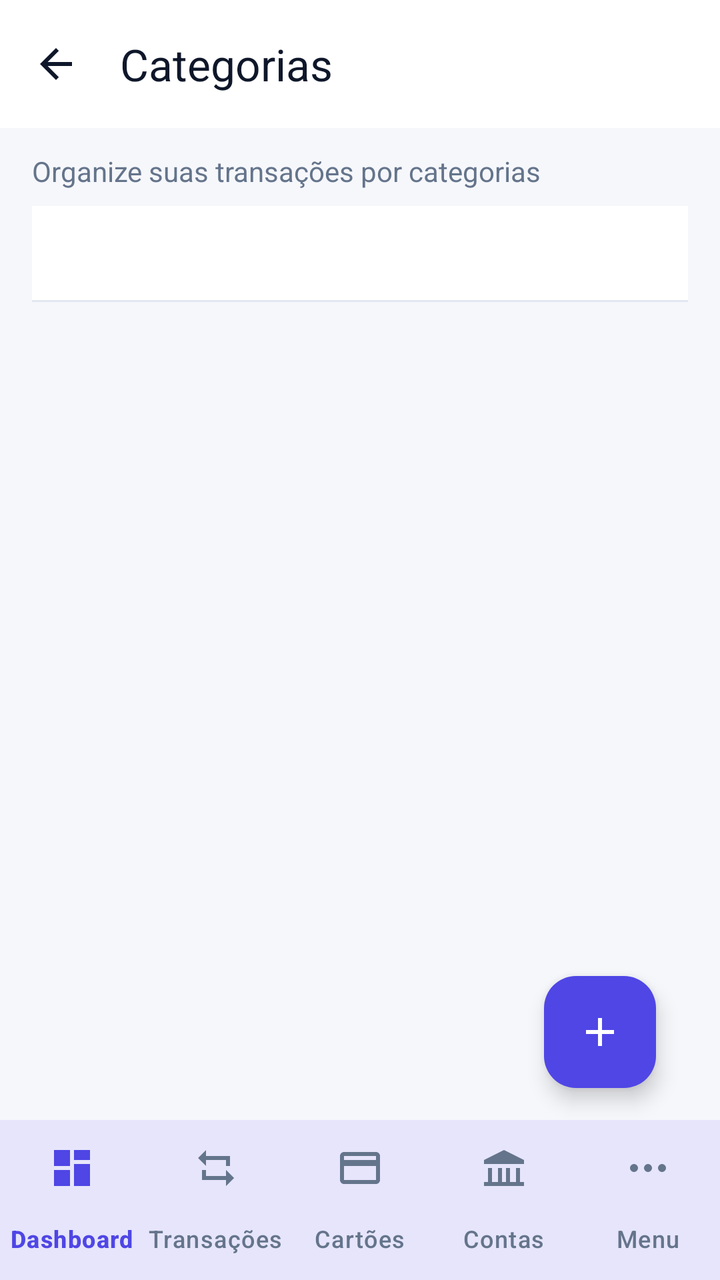
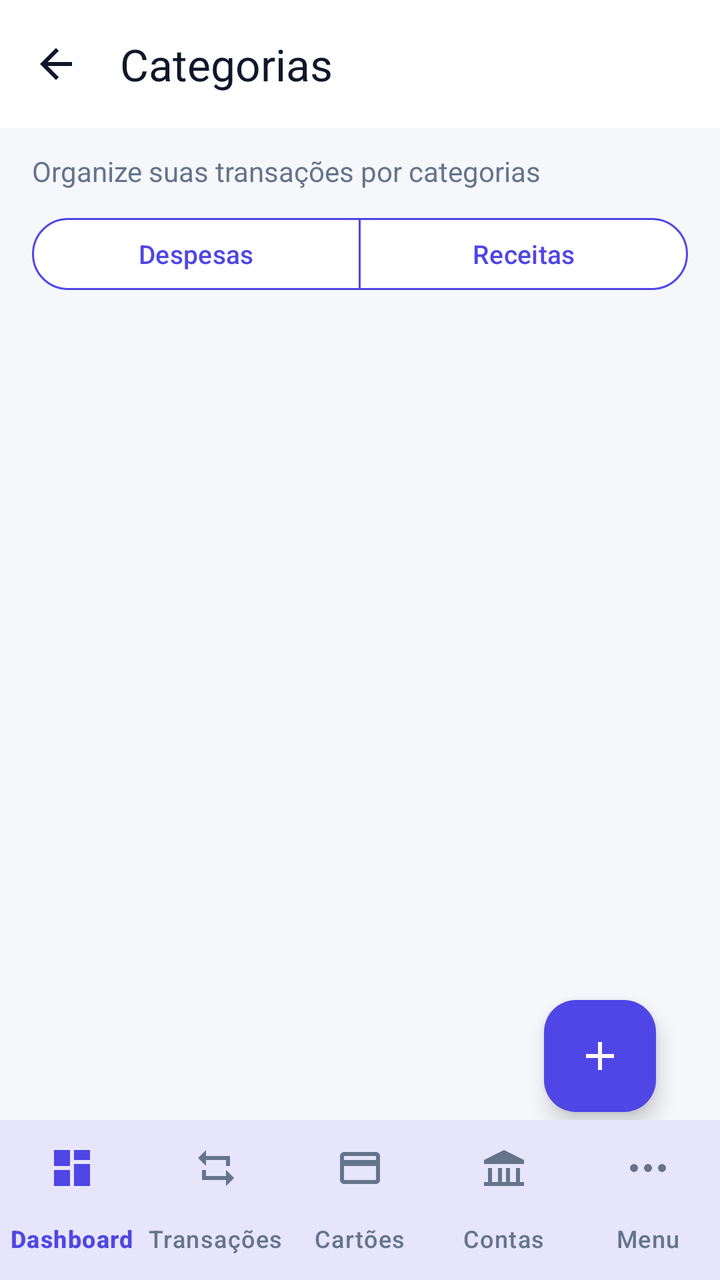

The first picture is an Android layout as it rendered before a commit; the second is the same layout after the commit. The layout source and the unified diff follow.
<!-- AndroidManifest.xml: activity theme Theme.Appfinanceiro -->
<!-- res/layout/activity_categories.xml -->
<?xml version="1.0" encoding="utf-8"?>
<LinearLayout xmlns:android="http://schemas.android.com/apk/res/android"
    xmlns:app="http://schemas.android.com/apk/res-auto"
    android:layout_width="match_parent"
    android:layout_height="match_parent"
    android:background="?android:attr/colorBackground"
    android:orientation="vertical">

    <com.google.android.material.appbar.MaterialToolbar
        android:id="@+id/toolbar"
        android:layout_width="match_parent"
        android:layout_height="?attr/actionBarSize"
        android:background="?attr/colorSurface"
        app:navigationContentDescription="@string/action_back"
        app:navigationIcon="@drawable/ic_arrow_back"
        app:navigationIconTint="?attr/colorOnSurface"
        app:title="@string/categories_title"
        app:titleTextColor="?attr/colorOnSurface" />

    <ProgressBar
        android:id="@+id/categoriesProgressBar"
        style="?android:attr/progressBarStyleHorizontal"
        android:layout_width="match_parent"
        android:layout_height="4dp"
        android:indeterminate="true"
        android:visibility="gone" />

    <LinearLayout
        android:layout_width="match_parent"
        android:layout_height="0dp"
        android:layout_weight="1"
        android:orientation="vertical"
        android:paddingStart="16dp"
        android:paddingTop="12dp"
        android:paddingEnd="16dp">

        <TextView
            android:layout_width="match_parent"
            android:layout_height="wrap_content"
            android:text="@string/categories_subtitle"
            android:textColor="?attr/colorOnSurfaceVariant"
            android:textSize="14sp" />

        <TextView
            android:id="@+id/categoriesErrorTextView"
            android:layout_width="match_parent"
            android:layout_height="wrap_content"
            android:layout_marginTop="6dp"
            android:textColor="@color/money_negative"
            android:visibility="gone" />

        <com.google.android.material.tabs.TabLayout
            android:id="@+id/categoryTabLayout"
            android:layout_width="match_parent"
            android:layout_height="wrap_content"
            android:layout_marginTop="8dp"
            app:tabGravity="fill"
            app:tabIndicatorColor="?attr/colorPrimary"
            app:tabMode="fixed"
            app:tabSelectedTextColor="?attr/colorPrimary"
            app:tabTextColor="?attr/colorOnSurfaceVariant" />

        <FrameLayout
            android:layout_width="match_parent"
            android:layout_height="0dp"
            android:layout_marginTop="8dp"
            android:layout_weight="1">

            <androidx.recyclerview.widget.RecyclerView
                android:id="@+id/categoriesRecyclerView"
                android:layout_width="match_parent"
                android:layout_height="match_parent"
                android:clipToPadding="false"
                android:paddingBottom="88dp" />

            <LinearLayout
                android:id="@+id/categoriesEmptyLayout"
                android:layout_width="match_parent"
                android:layout_height="match_parent"
                android:gravity="center"
                android:orientation="vertical"
                android:padding="24dp"
                android:visibility="gone">

                <ImageView
                    android:layout_width="56dp"
                    android:layout_height="56dp"
                    android:alpha="0.35"
                    android:contentDescription="@null"
                    android:src="@drawable/ic_menu_categories"
                    app:tint="?attr/colorPrimary" />

                <TextView
                    android:layout_width="match_parent"
                    android:layout_height="wrap_content"
                    android:layout_marginTop="12dp"
                    android:gravity="center"
                    android:text="@string/categories_empty_title"
                    android:textColor="?attr/colorOnSurface"
                    android:textSize="18sp"
                    android:textStyle="bold" />

                <TextView
                    android:id="@+id/categoriesEmptyDescriptionTextView"
                    android:layout_width="match_parent"
                    android:layout_height="wrap_content"
                    android:layout_marginTop="6dp"
                    android:gravity="center"
                    android:text="@string/categories_empty_expense"
                    android:textColor="?attr/colorOnSurfaceVariant"
                    android:textSize="14sp" />

                <com.google.android.material.button.MaterialButton
                    android:id="@+id/newCategoryEmptyButton"
                    android:layout_width="wrap_content"
                    android:layout_height="wrap_content"
                    android:layout_marginTop="16dp"
                    android:text="@string/categories_new"
                    app:icon="@drawable/ic_add"
                    app:iconTint="?attr/colorOnPrimary" />

                <com.google.android.material.button.MaterialButton
                    android:id="@+id/createDefaultsButton"
                    style="@style/Widget.MaterialComponents.Button.OutlinedButton"
                    android:layout_width="wrap_content"
                    android:layout_height="wrap_content"
                    android:layout_marginTop="8dp"
                    android:text="@string/categories_create_defaults"
                    android:textColor="?attr/colorPrimary"
                    app:icon="@drawable/ic_menu_categories"
                    app:iconTint="?attr/colorPrimary"
                    app:strokeColor="?attr/colorPrimary" />
            </LinearLayout>

            <com.google.android.material.floatingactionbutton.FloatingActionButton
                android:id="@+id/addCategoryButton"
                android:layout_width="wrap_content"
                android:layout_height="wrap_content"
                android:layout_gravity="bottom|end"
                android:layout_margin="16dp"
                android:contentDescription="@string/categories_new_content_desc"
                app:backgroundTint="?attr/colorPrimary"
                app:srcCompat="@drawable/ic_add"
                app:tint="?attr/colorOnPrimary" />
        </FrameLayout>
    </LinearLayout>

    <include layout="@layout/bottom_navigation" />
</LinearLayout>
<!-- res/layout/bottom_navigation.xml (included above) -->
<?xml version="1.0" encoding="utf-8"?>
<com.google.android.material.bottomnavigation.BottomNavigationView xmlns:android="http://schemas.android.com/apk/res/android"
    xmlns:app="http://schemas.android.com/apk/res-auto"
    android:id="@+id/bottomNavigation"
    android:layout_width="match_parent"
    android:layout_height="wrap_content"
    android:background="?attr/colorSurface"
    android:elevation="12dp"
    app:itemIconTint="@color/navigation_item_tint"
    app:itemTextColor="@color/navigation_item_tint"
    app:labelVisibilityMode="labeled"
    app:menu="@menu/menu_bottom_navigation" />
<!-- resources referenced by this layout -->
<resources>
  <color name="money_negative">#FFDC2626</color>
  <!-- drawable ic_add (drawable) -->
  <vector xmlns:android="http://schemas.android.com/apk/res/android"
      android:width="24dp" android:height="24dp"
      android:viewportWidth="24" android:viewportHeight="24">
      <path android:fillColor="#FF000000"
          android:pathData="M19,13h-6v6h-2v-6H5v-2h6V5h2v6h6v2z" />
  </vector>
  <!-- drawable ic_arrow_back (drawable) -->
  <vector xmlns:android="http://schemas.android.com/apk/res/android"
      android:width="24dp" android:height="24dp"
      android:viewportWidth="24" android:viewportHeight="24">
      <path android:fillColor="#FF000000"
          android:pathData="M20,11H7.83l5.59,-5.59L12,4l-8,8 8,8 1.41,-1.41L7.83,13H20v-2z" />
  </vector>
  <!-- drawable ic_menu_categories (drawable) -->
  <vector xmlns:android="http://schemas.android.com/apk/res/android"
      android:width="24dp" android:height="24dp"
      android:viewportWidth="24" android:viewportHeight="24">
      <path android:fillColor="#FF000000" android:pathData="M3,3h8v8H3zM13,3h8v5h-8zM13,10h8v11h-8zM3,13h8v8H3z" />
  </vector>
  <string name="action_back">Voltar</string>
  <string name="categories_create_defaults">Criar Categorias Padrão</string>
  <string name="categories_empty_expense">Crie categorias para organizar suas despesas.</string>
  <string name="categories_empty_title">Nenhuma categoria encontrada</string>
  <string name="categories_new">Nova Categoria</string>
  <string name="categories_new_content_desc">Nova categoria</string>
  <string name="categories_subtitle">Organize suas transações por categorias</string>
  <string name="categories_title">Categorias</string>
  <style name="Theme.Appfinanceiro" parent="Theme.Appfinanceiro.Base">
          <item name="android:windowLightStatusBar">true</item>
          <item name="android:windowLightNavigationBar">true</item>
      </style>
  <color name="brand_primary">#FF4F46E5</color>
  <color name="on_brand">#FFFFFFFF</color>
  <color name="surface_variant">#FFEEF1F8</color>
  <color name="on_surface">#FF0F172A</color>
  <color name="brand_secondary">#FF0EA5E9</color>
  <color name="cta_primary">#FF047857</color>
  <color name="on_cta">#FFFFFFFF</color>
  <color name="surface">#FFFFFFFF</color>
  <color name="on_surface_variant">#FF64748B</color>
  <color name="surface_elevated">#FFFFFFFF</color>
  <color name="background">#FFF6F7FB</color>
  <color name="on_background">#FF0F172A</color>
  <color name="error">#FFDC2626</color>
  <color name="on_error">#FFFFFFFF</color>
  <color name="outline">#FFE2E8F0</color>
  <!-- unchanged entries left out for length: 1 -->
</resources>

<!-- the commit's change to res/layout/activity_categories.xml (unified diff, before → after) -->
@@ -49,16 +49,53 @@
             android:textColor="@color/money_negative"
             android:visibility="gone" />
 
-        <com.google.android.material.tabs.TabLayout
-            android:id="@+id/categoryTabLayout"
+        <com.google.android.material.button.MaterialButtonToggleGroup
+            android:id="@+id/categoryTypeToggleGroup"
             android:layout_width="match_parent"
             android:layout_height="wrap_content"
-            android:layout_marginTop="8dp"
-            app:tabGravity="fill"
-            app:tabIndicatorColor="?attr/colorPrimary"
-            app:tabMode="fixed"
-            app:tabSelectedTextColor="?attr/colorPrimary"
-            app:tabTextColor="?attr/colorOnSurfaceVariant" />
+            android:layout_marginTop="10dp"
+            app:selectionRequired="true"
+            app:singleSelection="true">
+
+            <com.google.android.material.button.MaterialButton
+                android:id="@+id/expenseTypeButton"
+                style="@style/Widget.Material3.Button.OutlinedButton"
+                android:layout_width="0dp"
+                android:layout_height="44dp"
+                android:layout_weight="1"
+                android:checkable="true"
+                android:checked="true"
+                android:insetLeft="0dp"
+                android:insetRight="0dp"
+                android:minHeight="0dp"
+                android:minWidth="0dp"
+                android:text="@string/categories_tab_expenses"
+                android:textAllCaps="false"
+                android:textColor="@color/transaction_type_text"
+                android:textSize="13sp"
+                app:backgroundTint="@color/transaction_type_background"
+                app:strokeColor="?attr/colorPrimary"
+                app:strokeWidth="1dp" />
+
+            <com.google.android.material.button.MaterialButton
+                android:id="@+id/incomeTypeButton"
+                style="@style/Widget.Material3.Button.OutlinedButton"
+                android:layout_width="0dp"
+                android:layout_height="44dp"
+                android:layout_weight="1"
+                android:checkable="true"
+                android:insetLeft="0dp"
+                android:insetRight="0dp"
+                android:minHeight="0dp"
+                android:minWidth="0dp"
+                android:text="@string/categories_tab_income"
+                android:textAllCaps="false"
+                android:textColor="@color/transaction_type_text"
+                android:textSize="13sp"
+                app:backgroundTint="@color/transaction_type_background"
+                app:strokeColor="?attr/colorPrimary"
+                app:strokeWidth="1dp" />
+        </com.google.android.material.button.MaterialButtonToggleGroup>
 
         <FrameLayout
             android:layout_width="match_parent"
@@ -71,7 +108,7 @@
                 android:layout_width="match_parent"
                 android:layout_height="match_parent"
                 android:clipToPadding="false"
-                android:paddingBottom="88dp" />
+                android:paddingBottom="96dp" />
 
             <LinearLayout
                 android:id="@+id/categoriesEmptyLayout"
@@ -137,7 +174,10 @@
                 android:layout_width="wrap_content"
                 android:layout_height="wrap_content"
                 android:layout_gravity="bottom|end"
-                android:layout_margin="16dp"
+                android:layout_marginStart="16dp"
+                android:layout_marginTop="16dp"
+                android:layout_marginEnd="16dp"
+                android:layout_marginBottom="4dp"
                 android:contentDescription="@string/categories_new_content_desc"
                 app:backgroundTint="?attr/colorPrimary"
                 app:srcCompat="@drawable/ic_add"
<!-- resource entries referenced after the edit -->
@@ -28,6 +28,8 @@
   <string name="categories_new">Nova Categoria</string>
   <string name="categories_new_content_desc">Nova categoria</string>
   <string name="categories_subtitle">Organize suas transações por categorias</string>
+  <string name="categories_tab_expenses">Despesas</string>
+  <string name="categories_tab_income">Receitas</string>
   <string name="categories_title">Categorias</string>
   <style name="Theme.Appfinanceiro" parent="Theme.Appfinanceiro.Base">
           <item name="android:windowLightStatusBar">true</item>
